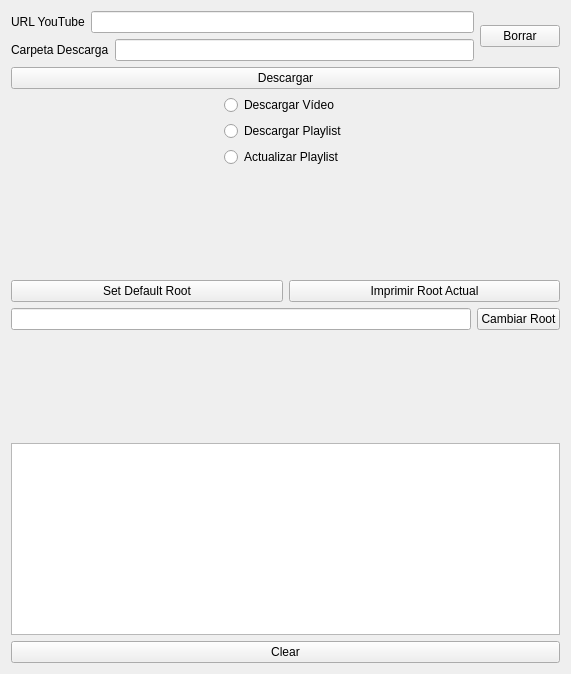
Above: interface.ui from Bejmo/yt_downloader before the change. Below: the same form after it.
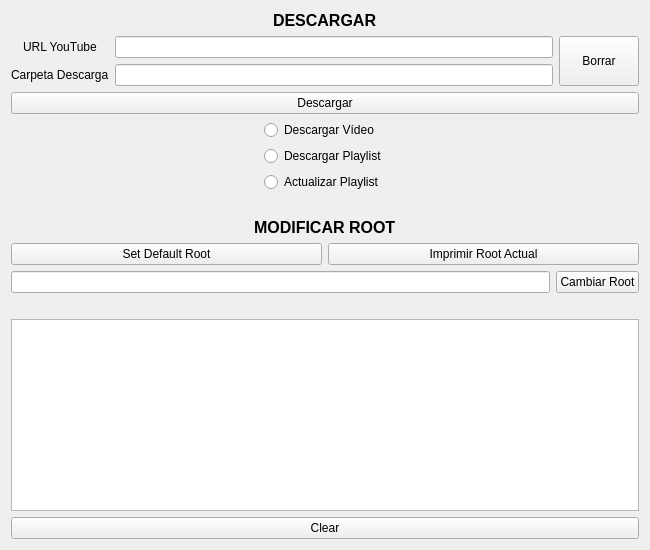
That is the form after the change.

Commit message:
Cambio de interfaz
He añadido descripciones en los botones, he cambiado el tamaño de los botones y he añadido textos para clarificar su funcionamieno.

Diff of the .ui file:
```diff
--- a/interface.ui
+++ b/interface.ui
@@ -6,21 +6,28 @@
    <rect>
     <x>0</x>
     <y>0</y>
-    <width>571</width>
-    <height>674</height>
+    <width>650</width>
+    <height>550</height>
    </rect>
   </property>
   <property name="windowTitle">
    <string>Form</string>
   </property>
-  <layout class="QVBoxLayout" name="verticalLayout_3">
+  <layout class="QVBoxLayout" name="verticalLayout_4">
+   <item alignment="Qt::AlignHCenter">
+    <widget class="QLabel" name="label_2">
+     <property name="text">
+      <string>&lt;html&gt;&lt;head/&gt;&lt;body&gt;&lt;p&gt;&lt;span style=&quot; font-size:12pt; font-weight:600;&quot;&gt;DESCARGAR&lt;/span&gt;&lt;/p&gt;&lt;/body&gt;&lt;/html&gt;</string>
+     </property>
+    </widget>
+   </item>
    <item>
-    <layout class="QHBoxLayout" name="horizontalLayout_7">
+    <layout class="QHBoxLayout" name="horizontalLayout_5">
      <item>
-      <layout class="QVBoxLayout" name="verticalLayout">
+      <layout class="QHBoxLayout" name="horizontalLayout_3">
        <item>
-        <layout class="QHBoxLayout" name="horizontalLayout_5">
-         <item>
+        <layout class="QVBoxLayout" name="verticalLayout_3">
+         <item alignment="Qt::AlignHCenter">
           <widget class="QLabel" name="url_tag">
            <property name="text">
             <string>URL YouTube</string>
@@ -28,19 +35,19 @@
           </widget>
          </item>
          <item>
-          <widget class="QLineEdit" name="url_line"/>
-         </item>
-        </layout>
-       </item>
-       <item>
-        <layout class="QHBoxLayout" name="horizontalLayout_3">
-         <item>
           <widget class="QLabel" name="carpeta_descarga_tag">
            <property name="text">
             <string>Carpeta Descarga</string>
            </property>
           </widget>
          </item>
+        </layout>
+       </item>
+       <item>
+        <layout class="QVBoxLayout" name="verticalLayout">
+         <item>
+          <widget class="QLineEdit" name="url_line"/>
+         </item>
          <item>
           <widget class="QLineEdit" name="carpeta_line"/>
          </item>
@@ -50,6 +57,12 @@
      </item>
      <item>
       <widget class="QPushButton" name="borrar_button">
+       <property name="minimumSize">
+        <size>
+         <width>0</width>
+         <height>50</height>
+        </size>
+       </property>
        <property name="text">
         <string>Borrar</string>
        </property>
@@ -131,11 +144,21 @@
      <property name="sizeHint" stdset="0">
       <size>
        <width>20</width>
-       <height>39</height>
+       <height>20</height>
       </size>
      </property>
     </spacer>
    </item>
+   <item alignment="Qt::AlignHCenter">
+    <widget class="QLabel" name="label">
+     <property name="toolTip">
+      <string>&lt;html&gt;&lt;head/&gt;&lt;body&gt;&lt;p&gt;El &amp;quot;ROOT&amp;quot; es el directorio en el que se guardan las descargas.&lt;/p&gt;&lt;/body&gt;&lt;/html&gt;</string>
+     </property>
+     <property name="text">
+      <string>&lt;html&gt;&lt;head/&gt;&lt;body&gt;&lt;p&gt;&lt;span style=&quot; font-size:12pt; font-weight:600;&quot;&gt;MODIFICAR ROOT&lt;/span&gt;&lt;/p&gt;&lt;/body&gt;&lt;/html&gt;</string>
+     </property>
+    </widget>
+   </item>
    <item>
     <layout class="QHBoxLayout" name="horizontalLayout_6">
      <item>
@@ -176,7 +199,7 @@
      <property name="sizeHint" stdset="0">
       <size>
        <width>20</width>
-       <height>38</height>
+       <height>20</height>
       </size>
      </property>
     </spacer>
```
Left out of the diff: 12 changed lines with no effect on the pictures. The commit also changes 5 other files.
